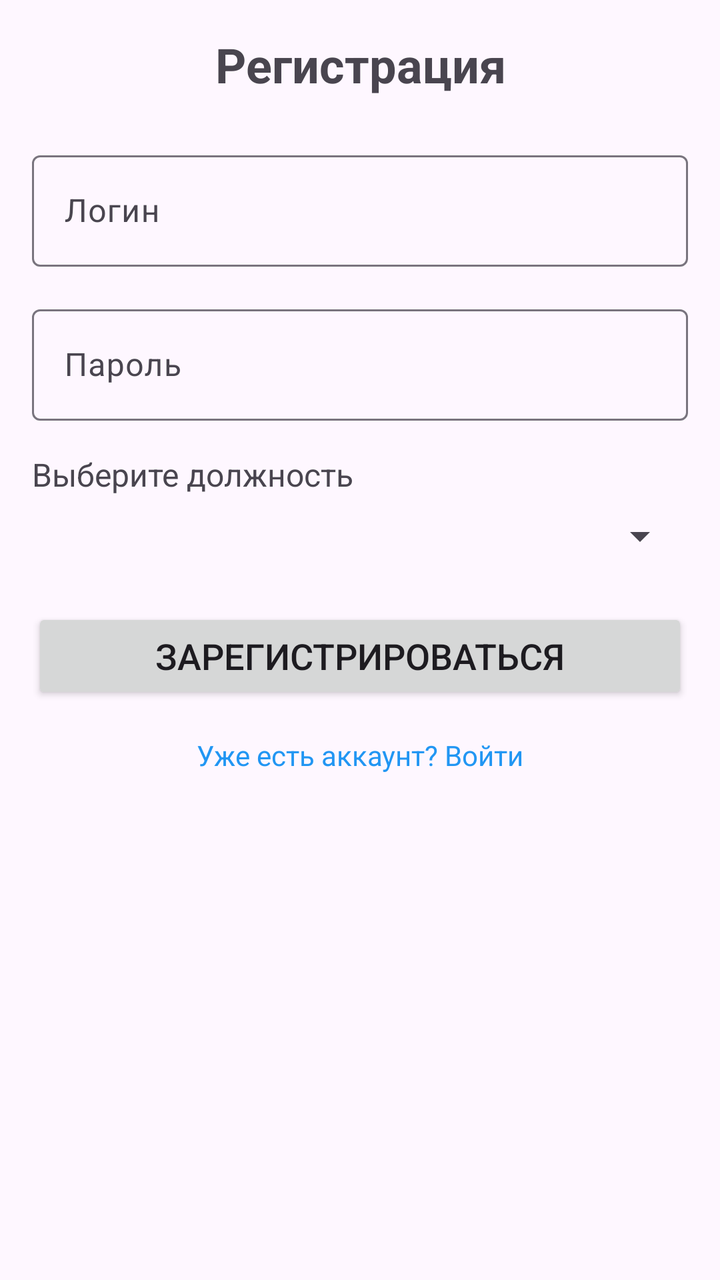
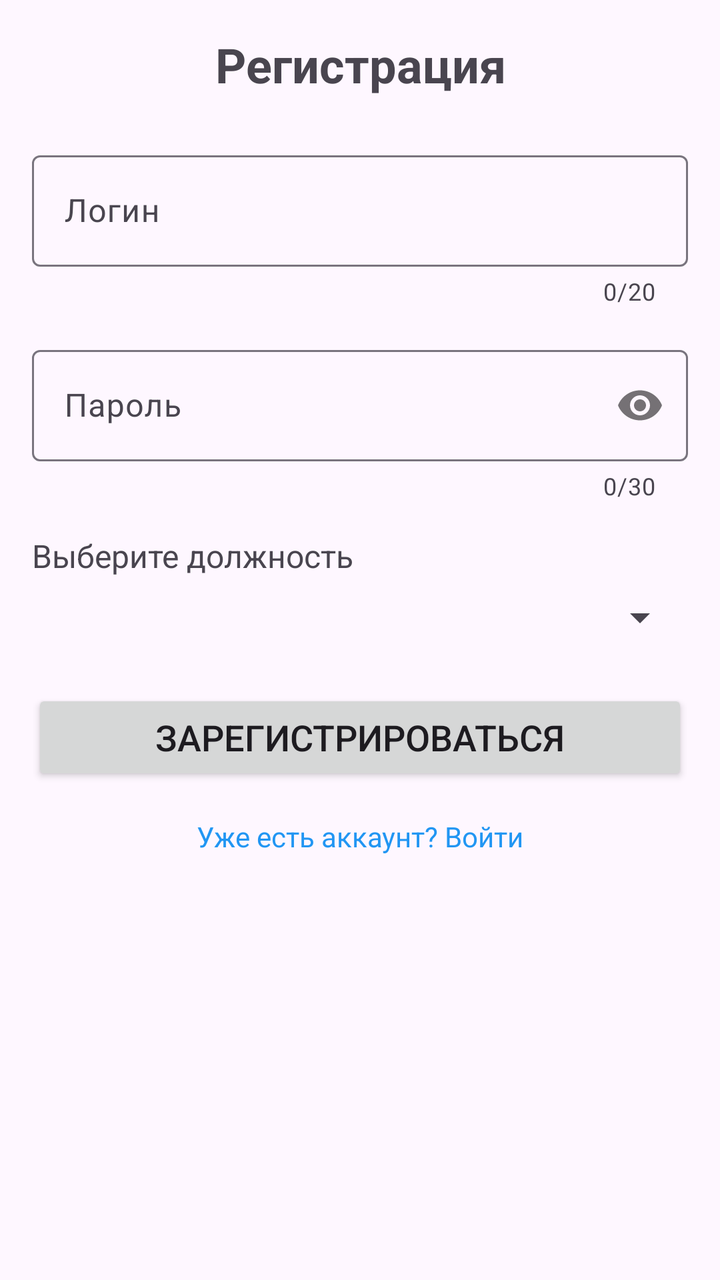

Before-and-after screenshots of an Android layout around one commit, followed by the original layout XML and the change that was made.
<!-- AndroidManifest.xml: application theme Theme.First_Aid -->
<!-- res/layout/activity_registration.xml -->
<?xml version="1.0" encoding="utf-8"?>
<ScrollView xmlns:android="http://schemas.android.com/apk/res/android"
    android:layout_width="match_parent"
    android:layout_height="match_parent"
    android:padding="16dp">

    <LinearLayout
        android:layout_width="match_parent"
        android:layout_height="wrap_content"
        android:orientation="vertical">

        <TextView
            android:layout_width="match_parent"
            android:layout_height="wrap_content"
            android:text="@string/registration"
            android:textSize="24sp"
            android:textStyle="bold"
            android:gravity="center"
            android:layout_marginBottom="24dp" />

        <com.google.android.material.textfield.TextInputLayout
            android:layout_width="match_parent"
            android:layout_height="wrap_content"
            android:layout_marginBottom="16dp">

            <com.google.android.material.textfield.TextInputEditText
                android:id="@+id/etLogin"
                android:layout_width="match_parent"
                android:layout_height="wrap_content"
                android:hint="@string/login"
                android:inputType="text" />

        </com.google.android.material.textfield.TextInputLayout>

        <com.google.android.material.textfield.TextInputLayout
            android:layout_width="match_parent"
            android:layout_height="wrap_content"
            android:layout_marginBottom="16dp">

            <com.google.android.material.textfield.TextInputEditText
                android:id="@+id/etPassword"
                android:layout_width="match_parent"
                android:layout_height="wrap_content"
                android:hint="@string/password"
                android:inputType="textPassword" />

        </com.google.android.material.textfield.TextInputLayout>

        <TextView
            android:layout_width="match_parent"
            android:layout_height="wrap_content"
            android:text="@string/select_position"
            android:textSize="16sp"
            android:layout_marginBottom="8dp" />

        <Spinner
            android:id="@+id/spinnerPosition"
            android:layout_width="match_parent"
            android:layout_height="wrap_content"
            android:layout_marginBottom="24dp" />

        <Button
            android:id="@+id/btnRegister"
            android:layout_width="match_parent"
            android:layout_height="wrap_content"
            android:text="@string/register"
            android:textSize="18sp"
            android:layout_marginBottom="16dp" />

        <TextView
            android:id="@+id/tvLoginLink"
            android:layout_width="match_parent"
            android:layout_height="wrap_content"
            android:text="@string/already_have_account_login"
            android:gravity="center"
            android:textColor="@color/blue"
            android:clickable="true" />

    </LinearLayout>
</ScrollView>
<!-- resources referenced by this layout -->
<resources>
  <color name="blue">#2196F3</color>
  <string name="already_have_account_login">Уже есть аккаунт? Войти</string>
  <string name="login">Логин</string>
  <string name="password">Пароль</string>
  <string name="register">Зарегистрироваться</string>
  <string name="registration">Регистрация</string>
  <string name="select_position">Выберите должность</string>
  <style name="Theme.First_Aid" parent="Base.Theme.First_Aid" />
  <style name="Base.Theme.First_Aid" parent="Theme.Material3.DayNight.NoActionBar">
          
          
      </style>
</resources>

<!-- the commit's change to res/layout/activity_registration.xml (unified diff, before → after) -->
@@ -1,5 +1,6 @@
 <?xml version="1.0" encoding="utf-8"?>
 <ScrollView xmlns:android="http://schemas.android.com/apk/res/android"
+    xmlns:app="http://schemas.android.com/apk/res-auto"
     android:layout_width="match_parent"
     android:layout_height="match_parent"
     android:padding="16dp">
@@ -12,44 +13,58 @@
         <TextView
             android:layout_width="match_parent"
             android:layout_height="wrap_content"
-            android:text="@string/registration"
+            android:text="Регистрация"
             android:textSize="24sp"
             android:textStyle="bold"
             android:gravity="center"
             android:layout_marginBottom="24dp" />
 
+        
         <com.google.android.material.textfield.TextInputLayout
+            android:id="@+id/textInputLayoutLogin"
             android:layout_width="match_parent"
             android:layout_height="wrap_content"
-            android:layout_marginBottom="16dp">
+            android:layout_marginBottom="16dp"
+            app:errorEnabled="true"
+            app:counterEnabled="true"
+            app:counterMaxLength="20">
 
             <com.google.android.material.textfield.TextInputEditText
                 android:id="@+id/etLogin"
                 android:layout_width="match_parent"
                 android:layout_height="wrap_content"
-                android:hint="@string/login"
-                android:inputType="text" />
+                android:hint="Логин"
+                android:inputType="text"
+                android:maxLength="20"
+                android:singleLine="true" />
 
         </com.google.android.material.textfield.TextInputLayout>
 
+        
         <com.google.android.material.textfield.TextInputLayout
+            android:id="@+id/textInputLayoutPassword"
             android:layout_width="match_parent"
             android:layout_height="wrap_content"
-            android:layout_marginBottom="16dp">
+            android:layout_marginBottom="16dp"
+            app:errorEnabled="true"
+            app:counterEnabled="true"
+            app:counterMaxLength="30"
+            app:passwordToggleEnabled="true">
 
             <com.google.android.material.textfield.TextInputEditText
                 android:id="@+id/etPassword"
                 android:layout_width="match_parent"
                 android:layout_height="wrap_content"
-                android:hint="@string/password"
-                android:inputType="textPassword" />
+                android:hint="Пароль"
+                android:inputType="textPassword"
+                android:maxLength="30" />
 
         </com.google.android.material.textfield.TextInputLayout>
 
         <TextView
             android:layout_width="match_parent"
             android:layout_height="wrap_content"
-            android:text="@string/select_position"
+            android:text="Выберите должность"
             android:textSize="16sp"
             android:layout_marginBottom="8dp" />
 
@@ -63,7 +78,7 @@
             android:id="@+id/btnRegister"
             android:layout_width="match_parent"
             android:layout_height="wrap_content"
-            android:text="@string/register"
+            android:text="Зарегистрироваться"
             android:textSize="18sp"
             android:layout_marginBottom="16dp" />
 
@@ -71,7 +86,7 @@
             android:id="@+id/tvLoginLink"
             android:layout_width="match_parent"
             android:layout_height="wrap_content"
-            android:text="@string/already_have_account_login"
+            android:text="Уже есть аккаунт? Войти"
             android:gravity="center"
             android:textColor="@color/blue"
             android:clickable="true" />
<!-- resource entries referenced after the edit -->
@@ -1,12 +1,6 @@
 <!-- resources referenced by this layout -->
 <resources>
   <color name="blue">#2196F3</color>
-  <string name="already_have_account_login">Уже есть аккаунт? Войти</string>
-  <string name="login">Логин</string>
-  <string name="password">Пароль</string>
-  <string name="register">Зарегистрироваться</string>
-  <string name="registration">Регистрация</string>
-  <string name="select_position">Выберите должность</string>
   <style name="Theme.First_Aid" parent="Base.Theme.First_Aid" />
   <style name="Base.Theme.First_Aid" parent="Theme.Material3.DayNight.NoActionBar">
           
